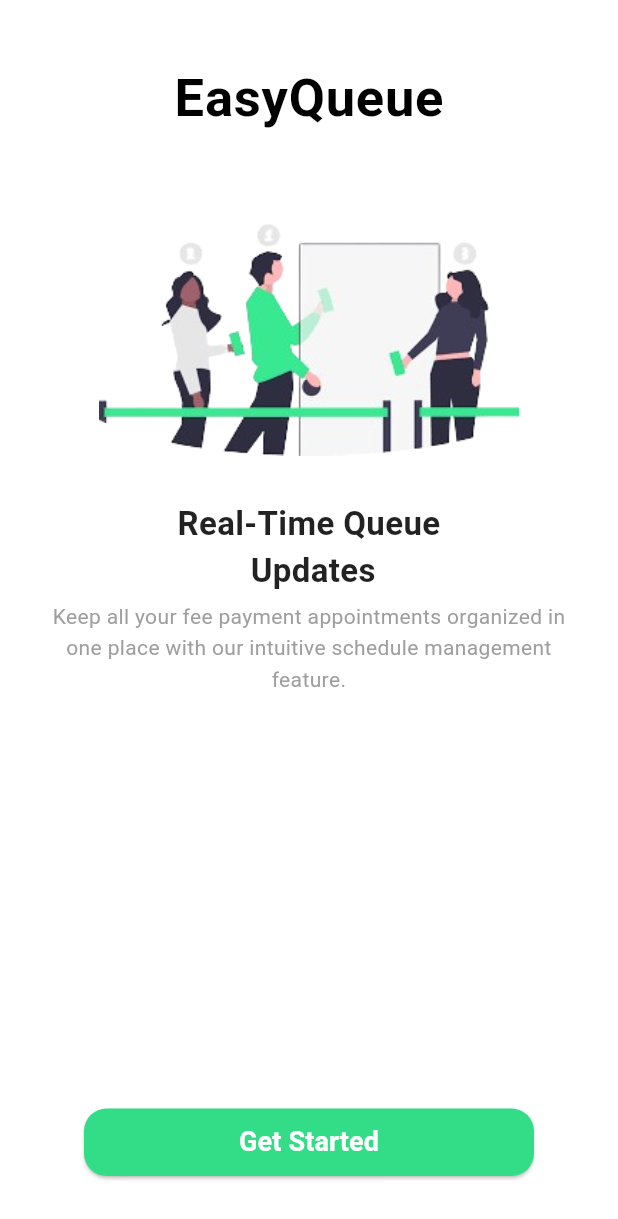
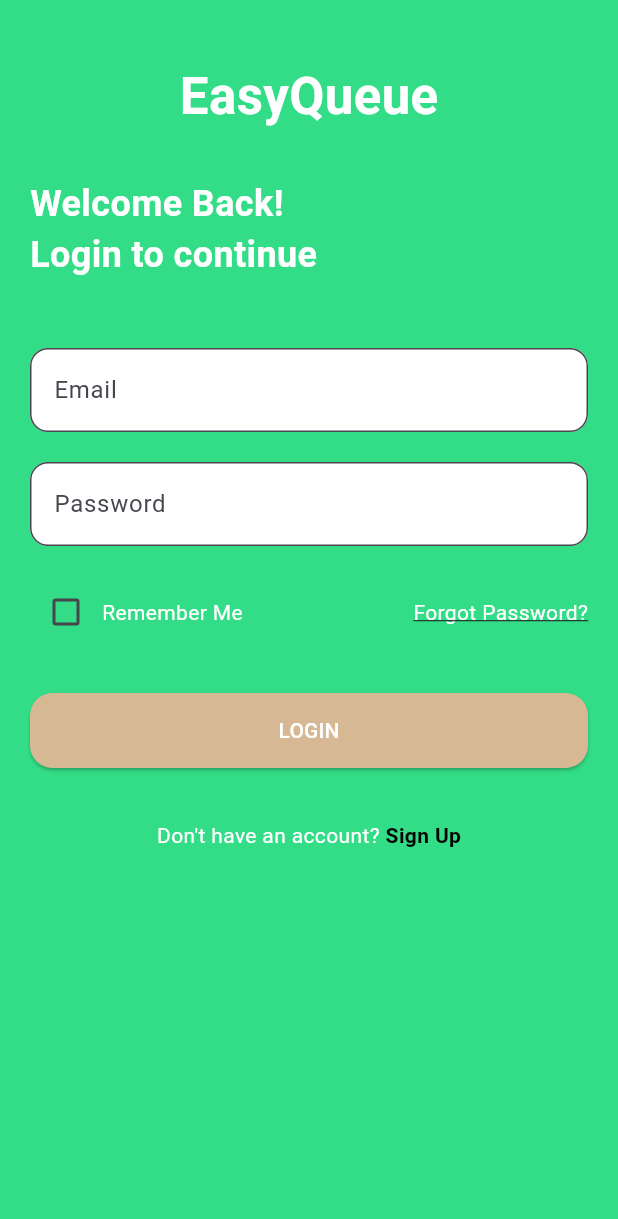
Before and after one commit to GreatnessNkoko/EasyQueue-App, a Flutter app: the screen it shows after launch, after a tap on "Get Started", on a phone screen of 412 x 824 dp. Shown: the top 1219 px of the screen. Run offline on Flutter 3.47's test engine with Material 3 defaults, Android fonts, the phone set to English and light mode, and no system bars; our stand-ins replace firebase_auth, firebase_core, google_fonts; accounts and stored records are empty; Roboto replaces fonts that are missing (Bodoni MT Black).

Commit message:
Implement Firebase auth, error handling, route control, and base loading logic

```diff
--- a/lib/main.dart
+++ b/lib/main.dart
@@ -1,13 +1,13 @@
+import 'package:flutter/material.dart';
 import 'package:firebase_core/firebase_core.dart';
-import 'package:flutter/material.dart';
-//import 'package:easyqueue_app/screens/home_screen.dart';
+import 'package:provider/provider.dart';
+import 'firebase_options.dart';
 import 'screens/welcome_screen.dart';
-import 'screens/login_screen.dart'; // Ensure you create this screen
-// Ensure the correct path!
+import 'providers/auth_provider.dart';
 
 void main() async {
-  //WidgetsFlutterBinding.ensureInitialized();
-  //await Firebase.initializeApp();
+  WidgetsFlutterBinding.ensureInitialized();
+  await Firebase.initializeApp(options: DefaultFirebaseOptions.currentPlatform);
   runApp(const MyApp());
 }
 
@@ -16,9 +16,14 @@ class MyApp extends StatelessWidget {
 
   @override
   Widget build(BuildContext context) {
-    return MaterialApp(
-      debugShowCheckedModeBanner: false,
-      home: WelcomeScreen(), // Ensure WelcomeScreen() is here
+    return MultiProvider(
+      providers: [
+        ChangeNotifierProvider(create: (_) => AuthProvider()),
+      ],
+      child: const MaterialApp(
+        debugShowCheckedModeBanner: false,
+        home: WelcomeScreen(),
+      ),
     );
   }
 }
--- /dev/null
+++ b/lib/providers/auth_provider.dart
@@ -0,0 +1,78 @@
+import 'package:flutter/material.dart';
+import '../services/auth_service.dart';
+import 'package:firebase_auth/firebase_auth.dart';
+
+class AuthProvider with ChangeNotifier {
+  final FirebaseAuth _auth = FirebaseAuth.instance;
+
+  String _error = '';
+  String get error => _error;
+
+  bool _isLoading = false;
+  bool get isLoading => _isLoading;
+
+  void clearError() {
+    _error = '';
+    notifyListeners();
+  }
+
+  void setError(String msg) {
+    _error = msg;
+    notifyListeners();
+  }
+
+
+  Future<bool> login(String email, String password) async {
+    _isLoading = true;
+    _error = '';
+    notifyListeners();
+
+    try {
+      await _auth.signInWithEmailAndPassword(email: email, password: password);
+      _isLoading = false;
+      notifyListeners();
+      return true;
+    } on FirebaseAuthException catch (e) {
+      _isLoading = false;
+      _error = _getFirebaseError(e);
+      notifyListeners();
+      return false;
+    }
+  }
+
+  Future<bool> signup(String email, String password) async {
+    _isLoading = true;
+    _error = '';
+    notifyListeners();
+
+    try {
+      await _auth.createUserWithEmailAndPassword(
+          email: email, password: password);
+      _isLoading = false;
+      notifyListeners();
+      return true;
+    } on FirebaseAuthException catch (e) {
+      _isLoading = false;
+      _error = _getFirebaseError(e);
+      notifyListeners();
+      return false;
+    }
+  }
+
+  String _getFirebaseError(FirebaseAuthException e) {
+    switch (e.code) {
+      case 'user-not-found':
+        return 'No user found for that email.';
+      case 'wrong-password':
+        return 'Incorrect password.';
+      case 'invalid-email':
+        return 'Email format is invalid.';
+      case 'email-already-in-use':
+        return 'Email is already registered.';
+      case 'weak-password':
+        return 'Password should be at least 6 characters.';
+      default:
+        return e.message ?? 'Authentication error occurred.';
+    }
+  }
+}
--- a/lib/screens/login_screen.dart
+++ b/lib/screens/login_screen.dart
@@ -0,0 +1,165 @@
+import 'package:flutter/material.dart';
+import 'package:provider/provider.dart';
+import '../providers/auth_provider.dart';
+import '../utils/app_colors.dart';
+import '../widgets/custom_input_field.dart';
+import '../widgets/custom_button.dart';
+import 'signup_screen.dart';
+import 'reset_password_screen.dart';
+import 'home_screen.dart';
+
+class LoginScreen extends StatefulWidget {
+  const LoginScreen({super.key});
+
+  @override
+  State<LoginScreen> createState() => _LoginScreenState();
+}
+
+class _LoginScreenState extends State<LoginScreen> {
+  final emailCtrl = TextEditingController();
+  final passCtrl = TextEditingController();
+  bool rememberMe = false;
+
+  @override
+  Widget build(BuildContext context) {
+    final authProvider = Provider.of<AuthProvider>(context);
+
+    return WillPopScope(
+      onWillPop: () async => false, // Disable back button
+      child: Scaffold(
+        backgroundColor: primaryColor,
+        body: Padding(
+          padding: const EdgeInsets.symmetric(horizontal: 20, vertical: 40),
+          child: SingleChildScrollView(
+            child: Column(
+              crossAxisAlignment: CrossAxisAlignment.start,
+              children: [
+                const Center(
+                  child: Text(
+                    'EasyQueue',
+                    style: TextStyle(
+                      fontSize: 34,
+                      fontWeight: FontWeight.bold,
+                      fontFamily: 'Bodoni MT Black',
+                      color: Colors.white,
+                    ),
+                  ),
+                ),
+                const SizedBox(height: 30),
+                const Text(
+                  'Welcome Back! \nLogin to continue',
+                  style: TextStyle(
+                    fontSize: 24,
+                    fontWeight: FontWeight.bold,
+                    color: Colors.white,
+                  ),
+                ),
+                const SizedBox(height: 45),
+                CustomInputField(hintText: 'Email', controller: emailCtrl),
+                const SizedBox(height: 20),
+                CustomInputField(
+                    hintText: 'Password',
+                    controller: passCtrl,
+                    obscureText: true),
+                const SizedBox(height: 20),
+                Row(
+                  children: [
+                    Checkbox(
+                      value: rememberMe,
+                      onChanged: (value) {
+                        setState(() => rememberMe = value ?? false);
+                      },
+                    ),
+                    const Text("Remember Me",
+                        style: TextStyle(color: Colors.white)),
+                    const Spacer(),
+                    GestureDetector(
+                      onTap: () {
+                        Navigator.push(
+                          context,
+                          MaterialPageRoute(
+                              builder: (_) => const ResetPasswordScreen()),
+                        );
+                      },
+                      child: const Text(
+                        "Forgot Password?",
+                        style: TextStyle(
+                          color: Colors.white,
+                          decoration: TextDecoration.underline,
+                        ),
+                      ),
+                    ),
+                  ],
+                ),
+                if (authProvider.error.isNotEmpty)
+                  Padding(
+                    padding: const EdgeInsets.only(top: 8.0),
+                    child: Text(authProvider.error,
+                        style: const TextStyle(color: Colors.red)),
+                  ),
+                const SizedBox(height: 30),
+                CustomButton(
+                  label: authProvider.isLoading ? '' : 'LOGIN',
+                  style: ElevatedButton.styleFrom(
+                    backgroundColor: buttonColor,
+                    shape: RoundedRectangleBorder(
+                        borderRadius: BorderRadius.circular(15)),
+                  ),
+                  onPressed: () async {
+                    FocusScope.of(context).unfocus();
+                    authProvider.clearError();
+
+                    if (emailCtrl.text.isEmpty || passCtrl.text.isEmpty) {
+                      authProvider.setError('Please fill in all fields');
+                      return;
+                    }
+
+                    final success =
+                        await authProvider.login(emailCtrl.text, passCtrl.text);
+                    if (success) {
+                      Navigator.pushAndRemoveUntil(
+                        context,
+                        MaterialPageRoute(builder: (_) => const HomeScreen()),
+                        (route) => false,
+                      );
+                    }
+                  },
+                  child: authProvider.isLoading
+                      ? const CircularProgressIndicator(
+                          color: Colors.white, strokeWidth: 2)
+                      : const Text(
+                          'LOGIN',
+                          style: TextStyle(
+                              fontSize: 18, fontWeight: FontWeight.bold),
+                        ),
+                ),
+                const SizedBox(height: 35),
+                Row(
+                  mainAxisAlignment: MainAxisAlignment.center,
+                  children: [
+                    const Text("Don't have an account? ",
+                        style: TextStyle(color: Colors.white)),
+                    GestureDetector(
+                      onTap: () {
+                        Navigator.pushReplacement(
+                          context,
+                          MaterialPageRoute(
+                              builder: (_) => const SignupScreen()),
+                        );
+                      },
+                      child: const Text(
+                        "Sign Up",
+                        style: TextStyle(
+                            fontWeight: FontWeight.bold, color: Colors.black),
+                      ),
+                    ),
+                  ],
+                )
+              ],
+            ),
+          ),
+        ),
+      ),
+    );
+  }
+}
--- a/lib/screens/welcome_screen.dart
+++ b/lib/screens/welcome_screen.dart
@@ -3,6 +3,8 @@ import '../widgets/custom_button.dart';
 import '../widgets/custom_text.dart';
 import 'login_screen.dart'; // Ensure this import exists
 import 'package:google_fonts/google_fonts.dart';
+import 'package:easyqueue_app/screens/login_screen.dart';
+
 
 class WelcomeScreen extends StatelessWidget {
   const WelcomeScreen({super.key});
@@ -81,15 +83,16 @@ class WelcomeScreen extends StatelessWidget {
                 height: 45,
                 child: ElevatedButton(
                   onPressed: () {
-                    // Navigate to Login Screen
-                    // Navigator.push(
-                    // context,
-                    //MaterialPageRoute(
-                    //builder: (context) => const LoginScreen()),
-                    //);
+                    Navigator.push(
+                      context,
+                      MaterialPageRoute(
+                          builder: (context) => const LoginScreen()),
+                    );
                   },
+
                   style: ElevatedButton.styleFrom(
-                    backgroundColor: Color.fromARGB(255, 51, 221, 135), // Match UI color
+                    backgroundColor:
+                        Color.fromARGB(255, 51, 221, 135), // Match UI color
                     shape: RoundedRectangleBorder(
                       borderRadius:
                           BorderRadius.circular(15), // Fully rounded button
--- /dev/null
+++ b/lib/services/auth_service.dart
@@ -0,0 +1,29 @@
+import 'package:firebase_auth/firebase_auth.dart';
+
+class AuthService {
+  final FirebaseAuth _auth = FirebaseAuth.instance;
+
+  Future<User?> signUpWithEmail(String email, String password) async {
+    try {
+      UserCredential user = await _auth.createUserWithEmailAndPassword(
+        email: email,
+        password: password,
+      );
+      return user.user;
+    } catch (e) {
+      throw Exception(e.toString());
+    }
+  }
+
+  Future<User?> loginWithEmail(String email, String password) async {
+    try {
+      UserCredential user = await _auth.signInWithEmailAndPassword(
+        email: email,
+        password: password,
+      );
+      return user.user;
+    } catch (e) {
+      throw Exception(e.toString());
+    }
+  }
+}
--- a/lib/utils/app_colors.dart
+++ b/lib/utils/app_colors.dart
@@ -0,0 +1,4 @@
+import 'package:flutter/material.dart';
+
+const Color primaryColor = Color.fromARGB(255, 51, 221, 135); // Teal blue
+const Color buttonColor = Color(0xFFD7B894);  // Beige-brown
--- /dev/null
+++ b/lib/utils/colors.dart
@@ -0,0 +1 @@
+// TODO Implement this library.
--- a/lib/widgets/custom_button.dart
+++ b/lib/widgets/custom_button.dart
@@ -1,47 +1,34 @@
 import 'package:flutter/material.dart';
+import '../utils/app_colors.dart';
 
 class CustomButton extends StatelessWidget {
-  final String text;
+  final String label;
   final VoidCallback onPressed;
-  final Color? color;
-  final Color? textColor;
-  final double? width;
-  final double? height;
-  final bool isLoading;
+  final ButtonStyle? style; // ✅ make it optional
+  final Widget? child; // ✅ NEW
 
   const CustomButton({
-    Key? key,
-    required this.text,
+    super.key,
+    required this.label,
     required this.onPressed,
-    this.color = Colors.blue,
-    this.textColor = Colors.white,
-    this.width = double.infinity,
-    this.height = 50.0,
-    this.isLoading = false,
-  }) : super(key: key);
+    this.style, // ✅ allow it to be null
+    this.child, // ✅ NEW
+  });
 
   @override
   Widget build(BuildContext context) {
     return SizedBox(
-      width: width,
-      height: height,
+      height: 50,
+      width: double.infinity,
       child: ElevatedButton(
+        onPressed: onPressed,
         style: ElevatedButton.styleFrom(
-          backgroundColor: color,
+          backgroundColor: buttonColor,
           shape: RoundedRectangleBorder(
-            borderRadius: BorderRadius.circular(10),
+            borderRadius: BorderRadius.circular(15),
           ),
         ),
-        onPressed: isLoading ? null : onPressed,
-        child: isLoading
-            ? const CircularProgressIndicator(color: Colors.white)
-            : Text(
-                text,
-                style: TextStyle(
-                    color: textColor,
-                    fontSize: 16,
-                    fontWeight: FontWeight.bold),
-              ),
+        child: Text(label, style: const TextStyle(color: Colors.white)),
       ),
     );
   }
--- a/lib/widgets/custom_input_field.dart
+++ b/lib/widgets/custom_input_field.dart
@@ -2,38 +2,26 @@ import 'package:flutter/material.dart';
 
 class CustomInputField extends StatelessWidget {
   final String hintText;
+  final bool obscureText;
   final TextEditingController controller;
-  final bool isPassword;
-  final IconData? prefixIcon;
-  final TextInputType keyboardType;
 
   const CustomInputField({
-    Key? key,
+    super.key,
     required this.hintText,
     required this.controller,
-    this.isPassword = false,
-    this.prefixIcon,
-    this.keyboardType = TextInputType.text,
-  }) : super(key: key);
+    this.obscureText = false,
+  });
 
   @override
   Widget build(BuildContext context) {
     return TextField(
       controller: controller,
-      obscureText: isPassword,
-      keyboardType: keyboardType,
+      obscureText: obscureText,
       decoration: InputDecoration(
         hintText: hintText,
-        prefixIcon:
-            prefixIcon != null ? Icon(prefixIcon, color: Colors.blue) : null,
-        border: OutlineInputBorder(
-          borderRadius: BorderRadius.circular(10),
-          borderSide: BorderSide(color: Colors.grey.shade300),
-        ),
-        focusedBorder: OutlineInputBorder(
-          borderRadius: BorderRadius.circular(10),
-          borderSide: BorderSide(color: Colors.blue, width: 2),
-        ),
+        filled: true,
+        fillColor: Colors.white,
+        border: OutlineInputBorder(borderRadius: BorderRadius.circular(12)),
       ),
     );
   }
--- a/pubspec.yaml
+++ b/pubspec.yaml
@@ -39,6 +39,7 @@ dependencies:
   # Use with the CupertinoIcons class for iOS style icons.
   cupertino_icons: ^1.0.6
   google_fonts: ^6.2.1
+  provider: ^6.1.4
 
 dev_dependencies:
   flutter_test:
```
Also changed, not shown: lib/screens/home_screen.dart (+4 -3 lines), lib/screens/reset_password_screen.dart (added, +113 -0 lines), lib/screens/signup_screen.dart (added, +135 -0 lines), firebase.json (added), lib/firebase_options.dart (added), pubspec.lock, 1 other file.
